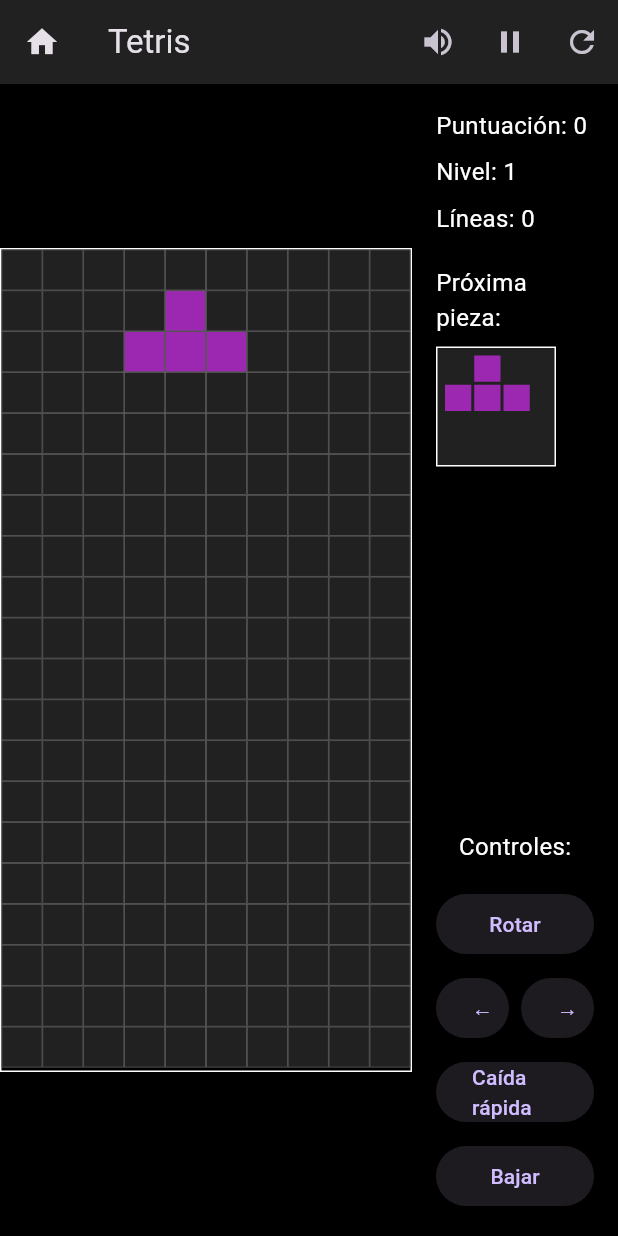
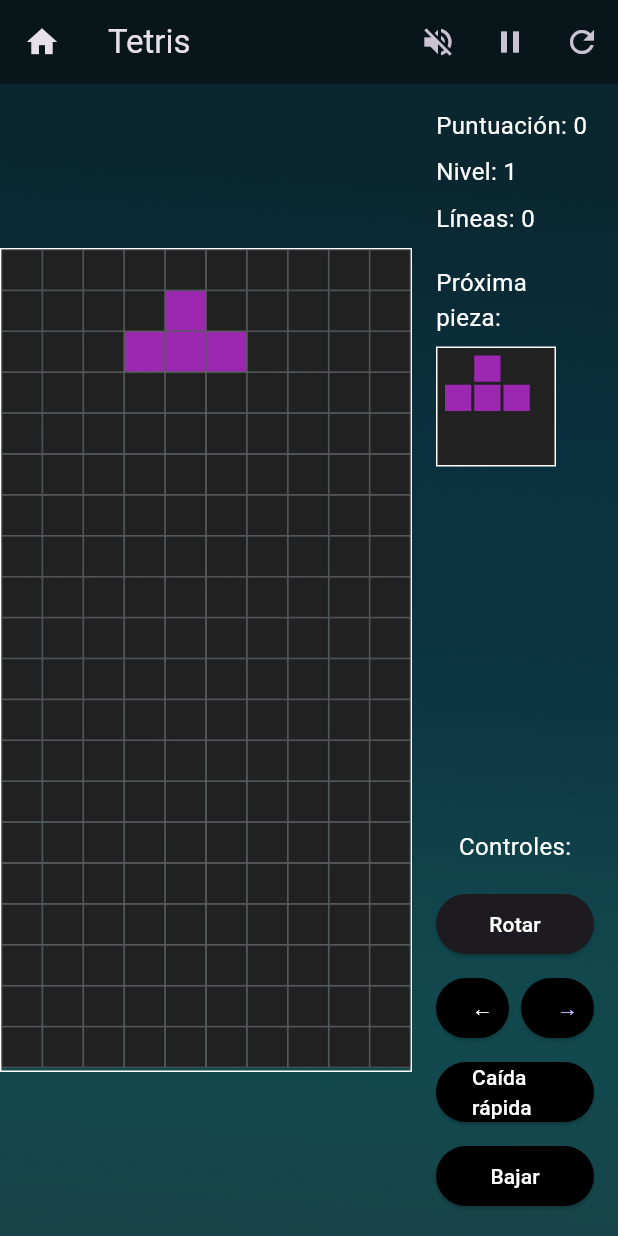
Before and after one commit to Sebhvarg/tetris, a Flutter app: the TetrisGameScreen screen opened directly, on a phone screen of 412 x 824 dp. Run offline on Flutter 3.47's test engine with Material 3 defaults, Android fonts, the phone set to English and light mode, and no system bars; our stand-ins replace audioplayers.

Commit message:
Cambios de UI

```diff
--- a/lib/models/tetromino.dart
+++ b/lib/models/tetromino.dart
@@ -11,7 +11,12 @@ class Tetromino {
   int x = GameConstants.initialX; // Posición inicial en el tablero
   int y = GameConstants.initialY;
 
-  Tetromino({required this.type, required this.color, required this.rotations});
+  Tetromino({
+    required this.type,
+    required this.color,
+    required this.rotations,
+    required Border border,
+  });
 
   List<List<int>> get currentShape => rotations[currentRotation];
 
@@ -30,68 +35,141 @@ class Tetromino {
         return Tetromino(
           type: type,
           color: Colors.cyan,
+          border: Border.all(color: Colors.black, width: 2),
           rotations: [
-            [[1, 1, 1, 1]],
-            [[1], [1], [1], [1]],
+            [
+              [1, 1, 1, 1],
+            ],
+            [
+              [1],
+              [1],
+              [1],
+              [1],
+            ],
           ],
         );
       case TetrominoType.O:
         return Tetromino(
           type: type,
           color: Colors.yellow,
+          border: Border.all(color: Colors.black, width: 2),
           rotations: [
-            [[1, 1], [1, 1]],
+            [
+              [1, 1],
+              [1, 1],
+            ],
           ],
         );
       case TetrominoType.T:
         return Tetromino(
           type: type,
           color: Colors.purple,
+          border: Border.all(color: Colors.black, width: 2),
           rotations: [
-            [[0, 1, 0], [1, 1, 1]],
-            [[1, 0], [1, 1], [1, 0]],
-            [[1, 1, 1], [0, 1, 0]],
-            [[0, 1], [1, 1], [0, 1]],
+            [
+              [0, 1, 0],
+              [1, 1, 1],
+            ],
+            [
+              [1, 0],
+              [1, 1],
+              [1, 0],
+            ],
+            [
+              [1, 1, 1],
+              [0, 1, 0],
+            ],
+            [
+              [0, 1],
+              [1, 1],
+              [0, 1],
+            ],
           ],
         );
       case TetrominoType.S:
         return Tetromino(
           type: type,
           color: Colors.green,
+          border: Border.all(color: Colors.black, width: 2),
           rotations: [
-            [[0, 1, 1], [1, 1, 0]],
-            [[1, 0], [1, 1], [0, 1]],
+            [
+              [0, 1, 1],
+              [1, 1, 0],
+            ],
+            [
+              [1, 0],
+              [1, 1],
+              [0, 1],
+            ],
           ],
         );
       case TetrominoType.Z:
         return Tetromino(
           type: type,
           color: Colors.red,
+          border: Border.all(color: Colors.black, width: 2),
           rotations: [
-            [[1, 1, 0], [0, 1, 1]],
-            [[0, 1], [1, 1], [1, 0]],
+            [
+              [1, 1, 0],
+              [0, 1, 1],
+            ],
+            [
+              [0, 1],
+              [1, 1],
+              [1, 0],
+            ],
           ],
         );
       case TetrominoType.J:
         return Tetromino(
           type: type,
           color: Colors.blue,
+          border: Border.all(color: Colors.black, width: 2),
           rotations: [
-            [[1, 0, 0], [1, 1, 1]],
-            [[1, 1], [1, 0], [1, 0]],
-            [[1, 1, 1], [0, 0, 1]],
-            [[0, 1], [0, 1], [1, 1]],
+            [
+              [1, 0, 0],
+              [1, 1, 1],
+            ],
+            [
+              [1, 1],
+              [1, 0],
+              [1, 0],
+            ],
+            [
+              [1, 1, 1],
+              [0, 0, 1],
+            ],
+            [
+              [0, 1],
+              [0, 1],
+              [1, 1],
+            ],
           ],
         );
       case TetrominoType.L:
         return Tetromino(
           type: type,
           color: Colors.orange,
+          border: Border.all(color: Colors.black, width: 2),
           rotations: [
-            [[0, 0, 1], [1, 1, 1]],
-            [[1, 0], [1, 0], [1, 1]],
-            [[1, 1, 1], [1, 0, 0]],
-            [[1, 1], [0, 1], [0, 1]],
+            [
+              [0, 0, 1],
+              [1, 1, 1],
+            ],
+            [
+              [1, 0],
+              [1, 0],
+              [1, 1],
+            ],
+            [
+              [1, 1, 1],
+              [1, 0, 0],
+            ],
+            [
+              [1, 1],
+              [0, 1],
+              [0, 1],
+            ],
           ],
         );
     }
--- a/lib/screens/home_screen.dart
+++ b/lib/screens/home_screen.dart
@@ -39,42 +39,26 @@ class _HomeScreenState extends State<HomeScreen> {
           child: Column(
             mainAxisAlignment: MainAxisAlignment.center,
             children: [
-              const Spacer(flex: 3),
+              const Spacer(flex: 70),
 
               // Botón principal de jugar
-              Container(
-                margin: const EdgeInsets.symmetric(horizontal: 50),
-                child: ElevatedButton(
-                  onPressed: () {
+                GestureDetector(
+                  onTap: () {
                     Navigator.of(context).push(
                       MaterialPageRoute(
                         builder: (context) => const TetrisGameScreen(),
                       ),
                     );
                   },
-                  style: ElevatedButton.styleFrom(
-                    backgroundColor: Colors.red.shade600,
-                    foregroundColor: Colors.white,
-                    padding: const EdgeInsets.symmetric(
-                      horizontal: 60,
-                      vertical: 20,
-                    ),
-                    shape: RoundedRectangleBorder(
-                      borderRadius: BorderRadius.circular(30),
-                    ),
-                    elevation: 10,
-                    shadowColor: Colors.black.withValues(alpha: 0.5),
-                  ),
-                  child: const Text(
-                    'JUGAR',
-                    style: TextStyle(
-                      fontSize: 28,
-                      fontWeight: FontWeight.bold,
-                      letterSpacing: 2,
+                  child: Container(
+                    margin: const EdgeInsets.symmetric(horizontal: 50),
+                    child: Image.asset(
+                      'assets/images/buttons/btn_jugar.png',
+                      fit: BoxFit.contain,
+                      height: 70,
                     ),
                   ),
                 ),
-              ),
 
               const SizedBox(height: 30),
 
@@ -102,15 +86,19 @@ class _HomeScreenState extends State<HomeScreen> {
                         });
                         ScaffoldMessenger.of(context).showSnackBar(
                           SnackBar(
-                            content: Text(_audioService.isMusicEnabled
-                              ? 'Música activada'
-                              : 'Música desactivada'),
+                            content: Text(
+                              _audioService.isMusicEnabled
+                                  ? 'Música activada'
+                                  : 'Música desactivada',
+                            ),
                             duration: const Duration(seconds: 1),
                           ),
                         );
                       },
                       icon: Icon(
-                        _audioService.isMusicEnabled ? Icons.volume_up : Icons.volume_off,
+                        _audioService.isMusicEnabled
+                            ? Icons.volume_up
+                            : Icons.volume_off,
                         color: Colors.white,
                         size: 30,
                       ),
@@ -184,7 +172,7 @@ class _HomeScreenState extends State<HomeScreen> {
               Container(
                 padding: const EdgeInsets.symmetric(horizontal: 20),
                 child: const Text(
-                  'Tetris Flutter Edition',
+                  'Tetris - 2025',
                   style: TextStyle(
                     color: Colors.white,
                     fontSize: 16,
--- a/lib/screens/tetris_game_screen.dart
+++ b/lib/screens/tetris_game_screen.dart
@@ -63,8 +63,10 @@ class _TetrisGameScreenState extends State<TetrisGameScreen> {
 
   void startGameLoop() {
     gameTimer?.cancel();
-    int dropTime = GameConstants.baseDropTime - (level - 1) * GameConstants.speedIncrement;
-    if (dropTime < GameConstants.minDropTime) dropTime = GameConstants.minDropTime;
+    int dropTime =
+        GameConstants.baseDropTime - (level - 1) * GameConstants.speedIncrement;
+    if (dropTime < GameConstants.minDropTime)
+      dropTime = GameConstants.minDropTime;
 
     gameTimer = Timer.periodic(Duration(milliseconds: dropTime), (timer) {
       if (!isPaused && !gameOver) {
@@ -107,7 +109,9 @@ class _TetrisGameScreenState extends State<TetrisGameScreen> {
           int newY = piece.y + y + deltaY;
 
           // Verificar límites del tablero
-          if (newX < 0 || newX >= GameConstants.boardWidth || newY >= GameConstants.boardHeight) {
+          if (newX < 0 ||
+              newX >= GameConstants.boardWidth ||
+              newY >= GameConstants.boardHeight) {
             return true;
           }
 
@@ -130,8 +134,10 @@ class _TetrisGameScreenState extends State<TetrisGameScreen> {
         if (shape[y][x] == 1) {
           int boardY = currentPiece!.y + y;
           int boardX = currentPiece!.x + x;
-          if (boardY >= 0 && boardY < GameConstants.boardHeight &&
-              boardX >= 0 && boardX < GameConstants.boardWidth) {
+          if (boardY >= 0 &&
+              boardY < GameConstants.boardHeight &&
+              boardX >= 0 &&
+              boardX < GameConstants.boardWidth) {
             board[boardY][boardX] = currentPiece!.color;
           }
         }
@@ -156,7 +162,10 @@ class _TetrisGameScreenState extends State<TetrisGameScreen> {
 
       if (isLineFull) {
         board.removeAt(y);
-        board.insert(0, List.generate(GameConstants.boardWidth, (index) => null));
+        board.insert(
+          0,
+          List.generate(GameConstants.boardWidth, (index) => null),
+        );
         clearedCount++;
         y++; // Verificar la misma línea de nuevo
       }
@@ -204,7 +213,8 @@ class _TetrisGameScreenState extends State<TetrisGameScreen> {
   void rotatePiece() {
     if (currentPiece == null) return;
 
-    int nextRotation = (currentPiece!.currentRotation + 1) % currentPiece!.rotations.length;
+    int nextRotation =
+        (currentPiece!.currentRotation + 1) % currentPiece!.rotations.length;
     if (!isCollision(currentPiece!, 0, 0, nextRotation)) {
       setState(() {
         currentPiece!.rotate();
@@ -239,10 +249,10 @@ class _TetrisGameScreenState extends State<TetrisGameScreen> {
   @override
   Widget build(BuildContext context) {
     return Scaffold(
-      backgroundColor: Colors.black,
+      backgroundColor: Color.fromRGBO(31, 69, 75, 1.0),
       appBar: AppBar(
         title: const Text('Tetris'),
-        backgroundColor: Colors.grey[900],
+        backgroundColor: Color.fromRGBO(8, 22, 25, 1),
         leading: IconButton(
           icon: const Icon(Icons.home),
           onPressed: () {
@@ -251,7 +261,9 @@ class _TetrisGameScreenState extends State<TetrisGameScreen> {
         ),
         actions: [
           IconButton(
-            icon: Icon(_audioService.isMusicEnabled ? Icons.volume_up : Icons.volume_off),
+            icon: Icon(
+              _audioService.isMusicEnabled ? Icons.volume_up : Icons.volume_off,
+            ),
             onPressed: () {
               setState(() {
                 _audioService.toggleMusic();
@@ -262,13 +274,17 @@ class _TetrisGameScreenState extends State<TetrisGameScreen> {
             icon: Icon(isPaused ? Icons.play_arrow : Icons.pause),
             onPressed: togglePause,
           ),
-          IconButton(
-            icon: const Icon(Icons.refresh),
-            onPressed: startGame,
-          ),
+          IconButton(icon: const Icon(Icons.refresh), onPressed: startGame),
         ],
       ),
-      body: gameOver
+      body: Container(
+        decoration: const BoxDecoration(
+          image: DecorationImage(
+            image: AssetImage('assets/images/background/game.png'),
+            fit: BoxFit.cover,
+          ),
+        ),
+        child: gameOver
             ? Center(
                 child: Column(
                   mainAxisAlignment: MainAxisAlignment.center,
@@ -295,10 +311,7 @@ class _TetrisGameScreenState extends State<TetrisGameScreen> {
                   // Tablero de juego
                   Expanded(
                     flex: 2,
-                  child: GameBoard(
-                    board: board,
-                    currentPiece: currentPiece,
-                  ),
+                    child: GameBoard(board: board, currentPiece: currentPiece),
                   ),
                   // Panel lateral con información y controles
                   Expanded(
@@ -337,6 +350,7 @@ class _TetrisGameScreenState extends State<TetrisGameScreen> {
                   ),
                 ],
               ),
+      ),
     );
   }
 }
--- a/lib/widgets/game_board.dart
+++ b/lib/widgets/game_board.dart
@@ -6,11 +6,7 @@ class GameBoard extends StatelessWidget {
   final List<List<Color?>> board;
   final Tetromino? currentPiece;
 
-  const GameBoard({
-    super.key,
-    required this.board,
-    this.currentPiece,
-  });
+  const GameBoard({super.key, required this.board, this.currentPiece});
 
   Color? getCellColor(int x, int y) {
     // Verificar si hay una pieza actual en esta posición
@@ -36,9 +32,7 @@ class GameBoard extends StatelessWidget {
     return AspectRatio(
       aspectRatio: GameConstants.boardWidth / GameConstants.boardHeight,
       child: Container(
-        decoration: BoxDecoration(
-          border: Border.all(color: Colors.white),
-        ),
+        decoration: BoxDecoration(border: Border.all(color: Colors.white)),
         child: GridView.builder(
           physics: const NeverScrollableScrollPhysics(),
           gridDelegate: const SliverGridDelegateWithFixedCrossAxisCount(
@@ -53,10 +47,7 @@ class GameBoard extends StatelessWidget {
             return Container(
               decoration: BoxDecoration(
                 color: cellColor ?? Colors.grey[900],
-                border: Border.all(
-                  color: Colors.grey[700]!,
-                  width: 0.5,
-                ),
+                border: Border.all(color: Colors.grey[700]!, width: 0.5),
               ),
             );
           },
--- a/lib/widgets/game_controls.dart
+++ b/lib/widgets/game_controls.dart
@@ -35,7 +35,7 @@ class GameControls extends StatelessWidget {
           width: double.infinity,
           child: ElevatedButton(
             onPressed: gameOver || isPaused ? null : onRotate,
-            child: const Text('Rotar'),
+            child: const Text('Rotar', style: TextStyle(color: Colors.white)),
           ),
         ),
         const SizedBox(height: 8),
@@ -46,13 +46,23 @@ class GameControls extends StatelessWidget {
             Expanded(
               child: ElevatedButton(
                 onPressed: gameOver || isPaused ? null : onMoveLeft,
-                child: const Text('←'),
+                style: ElevatedButton.styleFrom(
+                  backgroundColor: gameOver || isPaused
+                      ? const Color.fromARGB(255, 221, 79, 79)
+                      : const Color.fromARGB(255, 0, 0, 0),
+                ),
+                child: const Text('←', style: TextStyle(color: Colors.white)),
               ),
             ),
             const SizedBox(width: 8),
             Expanded(
               child: ElevatedButton(
                 onPressed: gameOver || isPaused ? null : onMoveRight,
+                style: ElevatedButton.styleFrom(
+                  backgroundColor: gameOver || isPaused
+                      ? const Color.fromARGB(255, 221, 79, 79)
+                      : const Color.fromARGB(255, 0, 0, 0),
+                ),
                 child: const Text('→'),
               ),
             ),
@@ -65,7 +75,15 @@ class GameControls extends StatelessWidget {
           width: double.infinity,
           child: ElevatedButton(
             onPressed: gameOver || isPaused ? null : onHardDrop,
-            child: const Text('Caída rápida'),
+            style: ElevatedButton.styleFrom(
+              backgroundColor: gameOver || isPaused
+                  ? const Color.fromARGB(255, 221, 79, 79)
+                  : const Color.fromARGB(255, 0, 0, 0),
+            ),
+            child: const Text(
+              'Caída rápida',
+              style: TextStyle(color: Colors.white),
+            ),
           ),
         ),
         const SizedBox(height: 8),
@@ -75,7 +93,12 @@ class GameControls extends StatelessWidget {
           width: double.infinity,
           child: ElevatedButton(
             onPressed: gameOver || isPaused ? null : onSoftDrop,
-            child: const Text('Bajar'),
+            style: ElevatedButton.styleFrom(
+              backgroundColor: gameOver || isPaused
+                  ? const Color.fromARGB(255, 221, 79, 79)
+                  : const Color.fromARGB(255, 0, 0, 0),
+            ),
+            child: const Text('Bajar', style: TextStyle(color: Colors.white)),
           ),
         ),
       ],
--- a/pubspec.yaml
+++ b/pubspec.yaml
@@ -62,6 +62,7 @@ flutter:
   assets:
     - assets/images/background/
     - assets/images/icon/
+    - assets/images/buttons/
     - assets/music/
 
   # An image asset can refer to one or more resolution-specific "variants", see
```
Also changed, not shown: assets/images/buttons/btn_jugar.png (added). Lines whose indentation alone changed are shown as unchanged.
